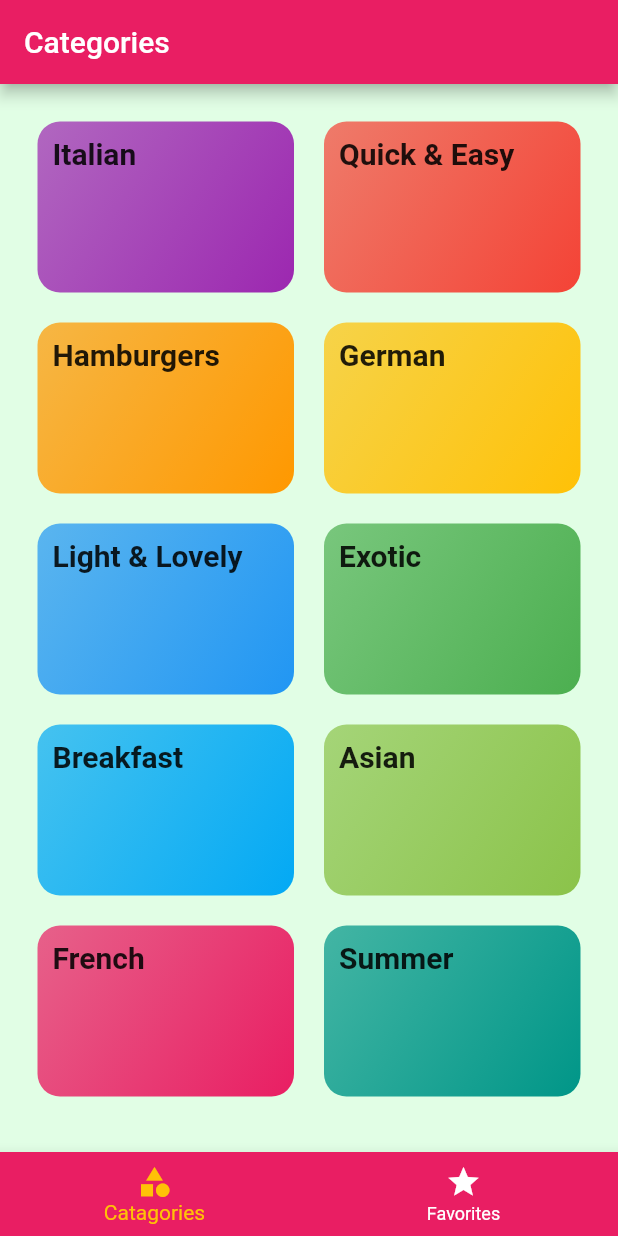
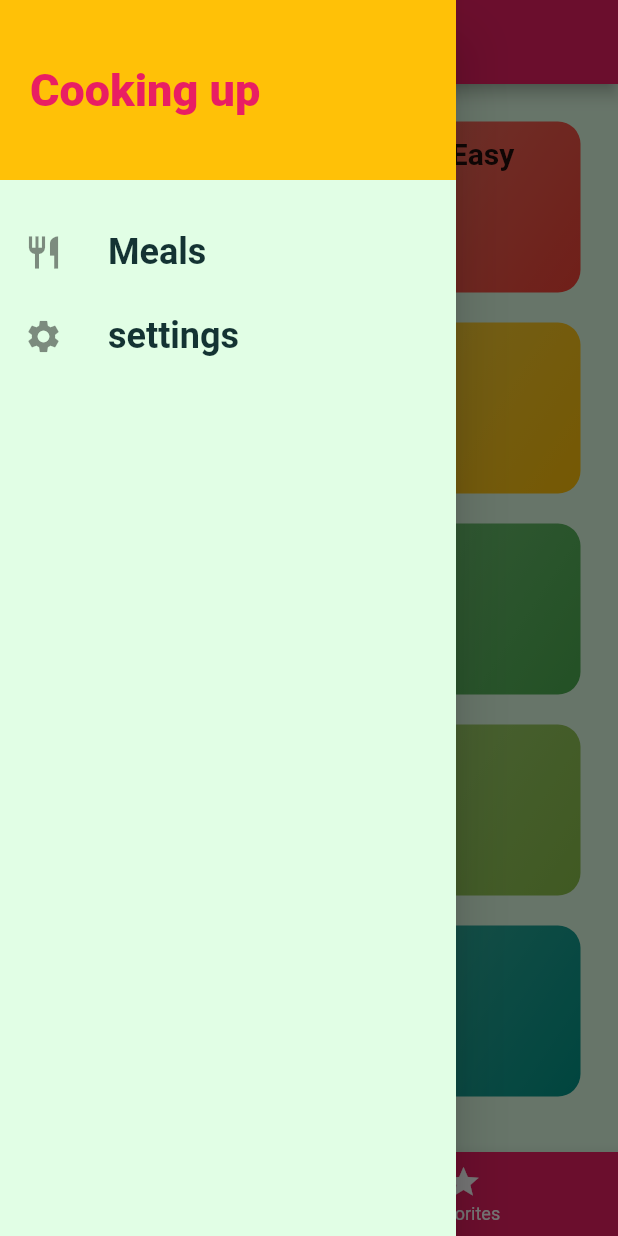
Before and after one commit to MrBooi/KasiMeal, a Flutter app: the screen it shows after launch, with the side drawer open (before the commit the screen has no drawer), on a phone screen of 412 x 824 dp. Run offline on Flutter 3.47's test engine with Material 2 defaults, Android fonts, the phone set to English and light mode, and no system bars; Roboto replaces fonts that are missing (Raleway, RobotoCondensed).

```diff
--- a/lib/main.dart
+++ b/lib/main.dart
@@ -1,6 +1,7 @@
 import 'package:flutter/material.dart';
 import 'package:meal_app/screen/categories_screen.dart';
 import 'package:meal_app/screen/meal_detail.screen.dart';
+import 'package:meal_app/screen/settings.dart';
 import 'package:meal_app/screen/tabs_screen.dart';
 import 'screen/category_meals_screen.dart';
 
@@ -8,8 +9,26 @@ import './screen/meal_detail.screen.dart';
 
 void main() => runApp(MyApp());
 
-class MyApp extends StatelessWidget {
+class MyApp extends StatefulWidget {
   // This widget is the root of your application.
+  @override
+  _MyAppState createState() => _MyAppState();
+}
+
+class _MyAppState extends State<MyApp> {
+  Map<String, bool> _filters = {
+    'gluten': false,
+    'lactose': false,
+    'vegan': false,
+    'vegitarian': false,
+  };
+
+  void _setFilters(Map<String, bool> filterData) {
+    setState(() {
+      _filters = filterData;
+    });
+  }
+
   @override
   Widget build(BuildContext context) {
     return MaterialApp(
@@ -38,6 +57,9 @@ class MyApp extends StatelessWidget {
         '/': (ctx) => TabsScreen(),
         '/category-meals': (ctx) => CategoryMealsScreen(),
         MealDetailScreen.routeName: (ctx) => MealDetailScreen(),
+        SettingsScreen.routeName: (ctx) => SettingsScreen(
+              saveFilters: _setFilters,
+            )
       },
       // onGenerateRoute: (settings) {
       //   return MaterialPageRoute(builder: (ctx) => CategoryMealsScreen());
--- a/lib/screen/tabs_screen.dart
+++ b/lib/screen/tabs_screen.dart
@@ -1,6 +1,7 @@
 import 'package:flutter/material.dart';
 import 'package:meal_app/screen/categories_screen.dart';
 import 'package:meal_app/screen/favorites_screen.dart';
+import 'package:meal_app/widgets/main_drawer.dart';
 
 class TabsScreen extends StatefulWidget {
   @override
@@ -25,6 +26,7 @@ class _TabsScreenState extends State<TabsScreen> {
       appBar: AppBar(
         title: Text(_page[_selectedPageIndex]['title']),
       ),
+      drawer:MainDrawer(),
       body: _page[_selectedPageIndex]['page'],
       bottomNavigationBar: BottomNavigationBar(
         onTap: _selectPage,
--- /dev/null
+++ b/lib/widgets/main_drawer.dart
@@ -0,0 +1,51 @@
+import 'package:flutter/material.dart';
+import 'package:meal_app/screen/settings.dart';
+
+class MainDrawer extends StatelessWidget {
+  Widget buildListTile(IconData icon, String title, Function tabHandler) {
+    return ListTile(
+      leading: Icon(
+        icon,
+        size: 26,
+      ),
+      title: Text(
+        title,
+        style: TextStyle(fontSize: 24, fontWeight: FontWeight.w700),
+      ),
+      onTap: tabHandler,
+    );
+  }
+
+  @override
+  Widget build(BuildContext context) {
+    return Drawer(
+      child: Column(
+        children: <Widget>[
+          Container(
+            height: 120,
+            width: double.infinity,
+            padding: const EdgeInsets.all(20),
+            color: Theme.of(context).accentColor,
+            alignment: Alignment.centerLeft,
+            child: Text(
+              'Cooking up',
+              style: TextStyle(
+                  fontWeight: FontWeight.w900,
+                  fontSize: 30,
+                  color: Theme.of(context).primaryColor),
+            ),
+          ),
+          SizedBox(
+            height: 20,
+          ),
+          buildListTile(Icons.restaurant, 'Meals', () {
+            Navigator.of(context).pushReplacementNamed('/');
+          }),
+          buildListTile(Icons.settings, 'settings', () {
+            Navigator.of(context).pushReplacementNamed(SettingsScreen.routeName);
+          }),
+        ],
+      ),
+    );
+  }
+}
```
Also changed, not shown: lib/screen/settings.dart (added, +76 -0 lines).
